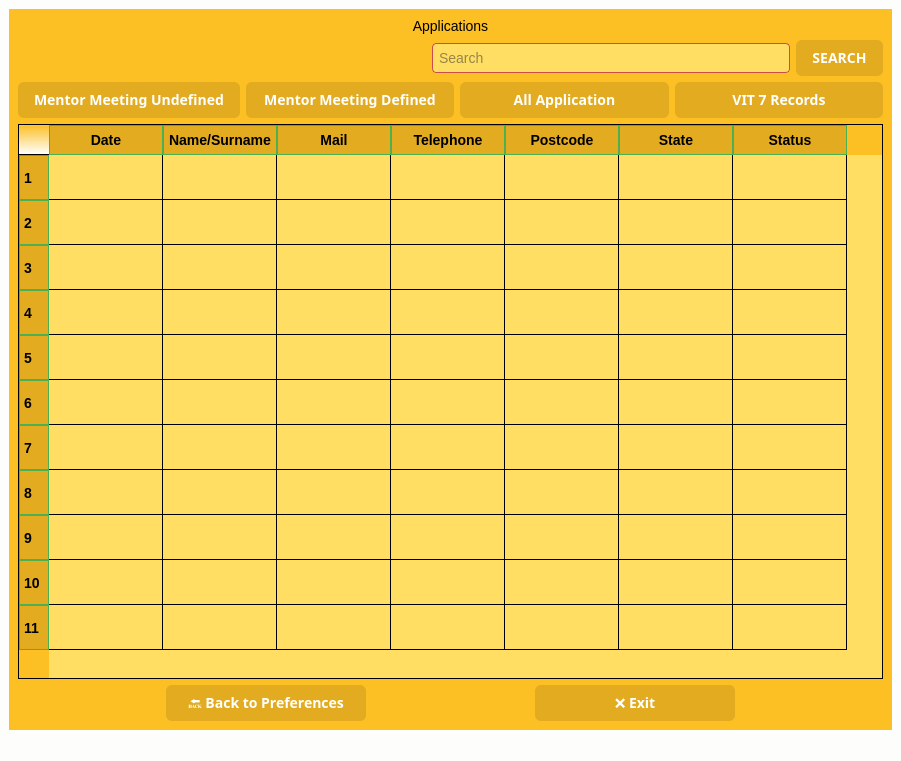
Above: app/gui/applications.ui from KursaDSc/Python-Module-Week7 before the change. Below: the same form after it.
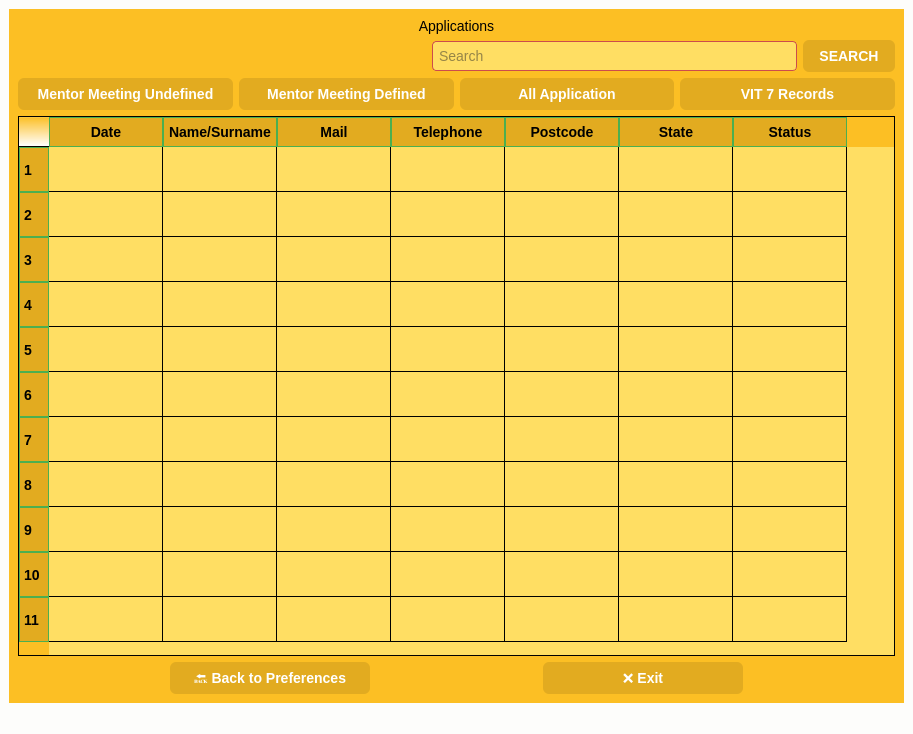
That is the form after the change. Icons and pictures are not drawn.

Patch:
```diff
--- a/app/gui/applications.ui
+++ b/app/gui/applications.ui
@@ -6,8 +6,8 @@
    <rect>
     <x>0</x>
     <y>0</y>
-    <width>901</width>
-    <height>761</height>
+    <width>913</width>
+    <height>734</height>
    </rect>
   </property>
   <property name="windowTitle">
@@ -189,9 +189,8 @@
           <widget class="QPushButton" name="pushButton_search_2">
            <property name="font">
             <font>
-             <family>Segoe UI,sans-serif</family>
+             <family>Segoe UI</family>
              <pointsize>-1</pointsize>
-             <weight>75</weight>
              <bold>true</bold>
             </font>
            </property>
@@ -228,9 +227,8 @@
           <widget class="QPushButton" name="pushButton_mentormeetinundefined">
            <property name="font">
             <font>
-             <family>Segoe UI,sans-serif</family>
+             <family>Segoe UI</family>
              <pointsize>-1</pointsize>
-             <weight>75</weight>
              <bold>true</bold>
             </font>
            </property>
@@ -263,9 +261,8 @@
           <widget class="QPushButton" name="pushButton_mentormeetingdefined">
            <property name="font">
             <font>
-             <family>Segoe UI,sans-serif</family>
+             <family>Segoe UI</family>
              <pointsize>-1</pointsize>
-             <weight>75</weight>
              <bold>true</bold>
             </font>
            </property>
@@ -298,9 +295,8 @@
           <widget class="QPushButton" name="pushButton_allaplication">
            <property name="font">
             <font>
-             <family>Segoe UI,sans-serif</family>
+             <family>Segoe UI</family>
              <pointsize>-1</pointsize>
-             <weight>75</weight>
              <bold>true</bold>
             </font>
            </property>
@@ -333,9 +329,8 @@
           <widget class="QPushButton" name="pushButton_vit7records">
            <property name="font">
             <font>
-             <family>Segoe UI,sans-serif</family>
+             <family>Segoe UI</family>
              <pointsize>-1</pointsize>
-             <weight>75</weight>
              <bold>true</bold>
             </font>
            </property>
@@ -458,6 +453,15 @@
               </gradient>
              </brush>
             </colorrole>
+            <colorrole role="PlaceholderText">
+             <brush brushstyle="SolidPattern">
+              <color alpha="128">
+               <red>43</red>
+               <green>43</green>
+               <blue>43</blue>
+              </color>
+             </brush>
+            </colorrole>
            </active>
            <inactive>
             <colorrole role="WindowText">
@@ -547,6 +551,15 @@
               </gradient>
              </brush>
             </colorrole>
+            <colorrole role="PlaceholderText">
+             <brush brushstyle="SolidPattern">
+              <color alpha="128">
+               <red>43</red>
+               <green>43</green>
+               <blue>43</blue>
+              </color>
+             </brush>
+            </colorrole>
            </inactive>
            <disabled>
             <colorrole role="WindowText">
@@ -636,6 +649,15 @@
               </gradient>
              </brush>
             </colorrole>
+            <colorrole role="PlaceholderText">
+             <brush brushstyle="SolidPattern">
+              <color alpha="128">
+               <red>43</red>
+               <green>43</green>
+               <blue>43</blue>
+              </color>
+             </brush>
+            </colorrole>
            </disabled>
           </palette>
          </property>
@@ -758,9 +780,8 @@
            </property>
            <property name="font">
             <font>
-             <family>Segoe UI,sans-serif</family>
+             <family>Segoe UI</family>
              <pointsize>-1</pointsize>
-             <weight>75</weight>
              <bold>true</bold>
             </font>
            </property>
@@ -815,9 +836,8 @@
            </property>
            <property name="font">
             <font>
-             <family>Segoe UI,sans-serif</family>
+             <family>Segoe UI</family>
              <pointsize>-1</pointsize>
-             <weight>75</weight>
              <bold>true</bold>
             </font>
            </property>
```
Left out of the diff: 14 changed lines with no effect on the pictures.
